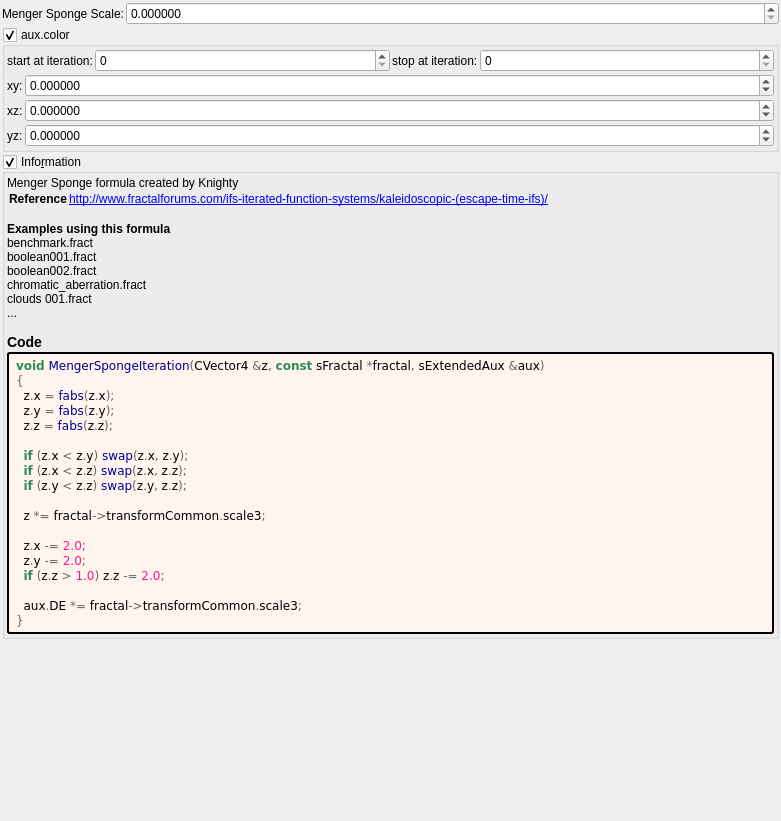
Above: mandelbulber2/formula/ui/menger_sponge.ui from buddhi1980/mandelbulber2 before the change. Below: the same form after it.
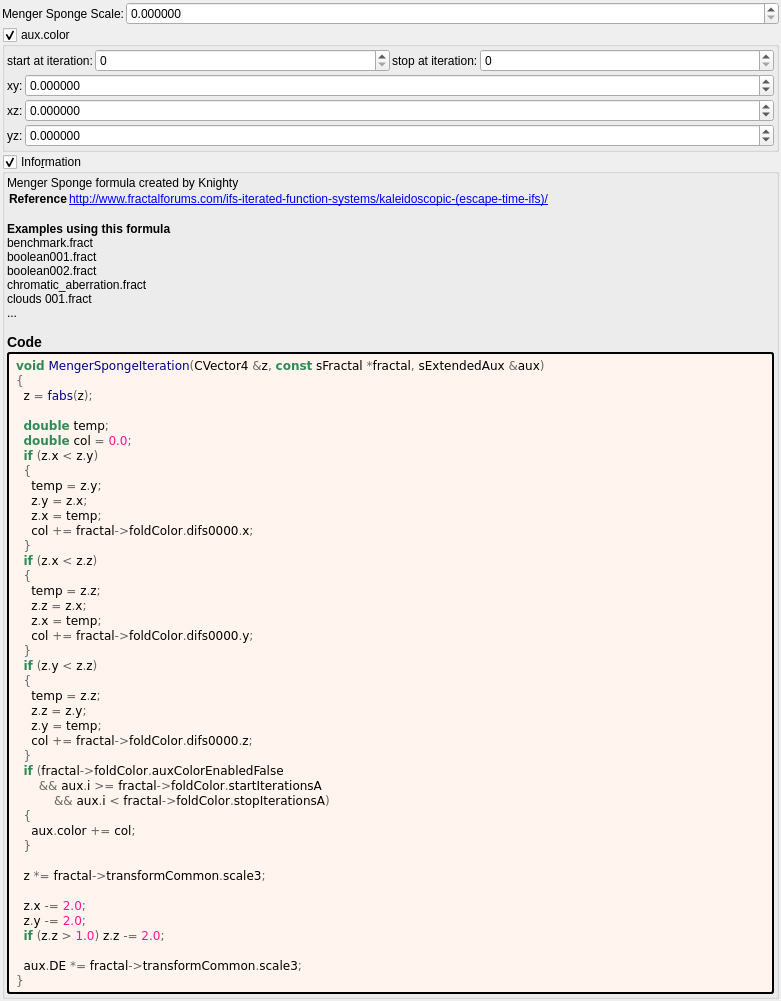
That is the form after the change. Custom widgets are drawn as their Qt base class.

Patch:
```diff
--- a/mandelbulber2/formula/ui/menger_sponge.ui
+++ b/mandelbulber2/formula/ui/menger_sponge.ui
@@ -316,13 +316,37 @@
          <string notr="true">&lt;body style=&quot;background-color:#fff5ee&quot;&gt;
 &lt;pre style=&quot;color:#000000; background-color:#fff5ee;  font-family:'Courier New',monospace;&quot;&gt;&lt;span style=&quot;color:#2e8b57; font-weight:bold&quot;&gt;void&lt;/span&gt; &lt;span style=&quot;color:#00008f&quot;&gt;MengerSpongeIteration&lt;/span&gt;&lt;span style=&quot;color:#676767&quot;&gt;(&lt;/span&gt;CVector4 &lt;span style=&quot;color:#676767&quot;&gt;&amp;amp;&lt;/span&gt;z&lt;span style=&quot;color:#676767&quot;&gt;,&lt;/span&gt; &lt;span style=&quot;color:#2e8b57; font-weight:bold&quot;&gt;const&lt;/span&gt; sFractal &lt;span style=&quot;color:#676767&quot;&gt;*&lt;/span&gt;fractal&lt;span style=&quot;color:#676767&quot;&gt;,&lt;/span&gt; sExtendedAux &lt;span style=&quot;color:#676767&quot;&gt;&amp;amp;&lt;/span&gt;aux&lt;span style=&quot;color:#676767&quot;&gt;)&lt;/span&gt;
 &lt;span style=&quot;color:#676767&quot;&gt;{&lt;/span&gt;
-  z&lt;span style=&quot;color:#676767&quot;&gt;.&lt;/span&gt;x &lt;span style=&quot;color:#676767&quot;&gt;=&lt;/span&gt; &lt;span style=&quot;color:#00008f&quot;&gt;fabs&lt;/span&gt;&lt;span style=&quot;color:#676767&quot;&gt;(&lt;/span&gt;z&lt;span style=&quot;color:#676767&quot;&gt;.&lt;/span&gt;x&lt;span style=&quot;color:#676767&quot;&gt;);&lt;/span&gt;
-  z&lt;span style=&quot;color:#676767&quot;&gt;.&lt;/span&gt;y &lt;span style=&quot;color:#676767&quot;&gt;=&lt;/span&gt; &lt;span style=&quot;color:#00008f&quot;&gt;fabs&lt;/span&gt;&lt;span style=&quot;color:#676767&quot;&gt;(&lt;/span&gt;z&lt;span style=&quot;color:#676767&quot;&gt;.&lt;/span&gt;y&lt;span style=&quot;color:#676767&quot;&gt;);&lt;/span&gt;
-  z&lt;span style=&quot;color:#676767&quot;&gt;.&lt;/span&gt;z &lt;span style=&quot;color:#676767&quot;&gt;=&lt;/span&gt; &lt;span style=&quot;color:#00008f&quot;&gt;fabs&lt;/span&gt;&lt;span style=&quot;color:#676767&quot;&gt;(&lt;/span&gt;z&lt;span style=&quot;color:#676767&quot;&gt;.&lt;/span&gt;z&lt;span style=&quot;color:#676767&quot;&gt;);&lt;/span&gt;
+  z &lt;span style=&quot;color:#676767&quot;&gt;=&lt;/span&gt; &lt;span style=&quot;color:#00008f&quot;&gt;fabs&lt;/span&gt;&lt;span style=&quot;color:#676767&quot;&gt;(&lt;/span&gt;z&lt;span style=&quot;color:#676767&quot;&gt;);&lt;/span&gt;
 
-  &lt;span style=&quot;color:#2e8b57; font-weight:bold&quot;&gt;if&lt;/span&gt; &lt;span style=&quot;color:#676767&quot;&gt;(&lt;/span&gt;z&lt;span style=&quot;color:#676767&quot;&gt;.&lt;/span&gt;x &lt;span style=&quot;color:#676767&quot;&gt;&amp;lt;&lt;/span&gt; z&lt;span style=&quot;color:#676767&quot;&gt;.&lt;/span&gt;y&lt;span style=&quot;color:#676767&quot;&gt;)&lt;/span&gt; &lt;span style=&quot;color:#00008f&quot;&gt;swap&lt;/span&gt;&lt;span style=&quot;color:#676767&quot;&gt;(&lt;/span&gt;z&lt;span style=&quot;color:#676767&quot;&gt;.&lt;/span&gt;x&lt;span style=&quot;color:#676767&quot;&gt;,&lt;/span&gt; z&lt;span style=&quot;color:#676767&quot;&gt;.&lt;/span&gt;y&lt;span style=&quot;color:#676767&quot;&gt;);&lt;/span&gt;
-  &lt;span style=&quot;color:#2e8b57; font-weight:bold&quot;&gt;if&lt;/span&gt; &lt;span style=&quot;color:#676767&quot;&gt;(&lt;/span&gt;z&lt;span style=&quot;color:#676767&quot;&gt;.&lt;/span&gt;x &lt;span style=&quot;color:#676767&quot;&gt;&amp;lt;&lt;/span&gt; z&lt;span style=&quot;color:#676767&quot;&gt;.&lt;/span&gt;z&lt;span style=&quot;color:#676767&quot;&gt;)&lt;/span&gt; &lt;span style=&quot;color:#00008f&quot;&gt;swap&lt;/span&gt;&lt;span style=&quot;color:#676767&quot;&gt;(&lt;/span&gt;z&lt;span style=&quot;color:#676767&quot;&gt;.&lt;/span&gt;x&lt;span style=&quot;color:#676767&quot;&gt;,&lt;/span&gt; z&lt;span style=&quot;color:#676767&quot;&gt;.&lt;/span&gt;z&lt;span style=&quot;color:#676767&quot;&gt;);&lt;/span&gt;
-  &lt;span style=&quot;color:#2e8b57; font-weight:bold&quot;&gt;if&lt;/span&gt; &lt;span style=&quot;color:#676767&quot;&gt;(&lt;/span&gt;z&lt;span style=&quot;color:#676767&quot;&gt;.&lt;/span&gt;y &lt;span style=&quot;color:#676767&quot;&gt;&amp;lt;&lt;/span&gt; z&lt;span style=&quot;color:#676767&quot;&gt;.&lt;/span&gt;z&lt;span style=&quot;color:#676767&quot;&gt;)&lt;/span&gt; &lt;span style=&quot;color:#00008f&quot;&gt;swap&lt;/span&gt;&lt;span style=&quot;color:#676767&quot;&gt;(&lt;/span&gt;z&lt;span style=&quot;color:#676767&quot;&gt;.&lt;/span&gt;y&lt;span style=&quot;color:#676767&quot;&gt;,&lt;/span&gt; z&lt;span style=&quot;color:#676767&quot;&gt;.&lt;/span&gt;z&lt;span style=&quot;color:#676767&quot;&gt;);&lt;/span&gt;
+  &lt;span style=&quot;color:#2e8b57; font-weight:bold&quot;&gt;double&lt;/span&gt; temp&lt;span style=&quot;color:#676767&quot;&gt;;&lt;/span&gt;
+  &lt;span style=&quot;color:#2e8b57; font-weight:bold&quot;&gt;double&lt;/span&gt; col &lt;span style=&quot;color:#676767&quot;&gt;=&lt;/span&gt; &lt;span style=&quot;color:#ff1493&quot;&gt;0.0&lt;/span&gt;&lt;span style=&quot;color:#676767&quot;&gt;;&lt;/span&gt;
+  &lt;span style=&quot;color:#2e8b57; font-weight:bold&quot;&gt;if&lt;/span&gt; &lt;span style=&quot;color:#676767&quot;&gt;(&lt;/span&gt;z&lt;span style=&quot;color:#676767&quot;&gt;.&lt;/span&gt;x &lt;span style=&quot;color:#676767&quot;&gt;&amp;lt;&lt;/span&gt; z&lt;span style=&quot;color:#676767&quot;&gt;.&lt;/span&gt;y&lt;span style=&quot;color:#676767&quot;&gt;)&lt;/span&gt;
+  &lt;span style=&quot;color:#676767&quot;&gt;{&lt;/span&gt;
+    temp &lt;span style=&quot;color:#676767&quot;&gt;=&lt;/span&gt; z&lt;span style=&quot;color:#676767&quot;&gt;.&lt;/span&gt;y&lt;span style=&quot;color:#676767&quot;&gt;;&lt;/span&gt;
+    z&lt;span style=&quot;color:#676767&quot;&gt;.&lt;/span&gt;y &lt;span style=&quot;color:#676767&quot;&gt;=&lt;/span&gt; z&lt;span style=&quot;color:#676767&quot;&gt;.&lt;/span&gt;x&lt;span style=&quot;color:#676767&quot;&gt;;&lt;/span&gt;
+    z&lt;span style=&quot;color:#676767&quot;&gt;.&lt;/span&gt;x &lt;span style=&quot;color:#676767&quot;&gt;=&lt;/span&gt; temp&lt;span style=&quot;color:#676767&quot;&gt;;&lt;/span&gt;
+    col &lt;span style=&quot;color:#676767&quot;&gt;+=&lt;/span&gt; fractal&lt;span style=&quot;color:#676767&quot;&gt;-&amp;gt;&lt;/span&gt;foldColor&lt;span style=&quot;color:#676767&quot;&gt;.&lt;/span&gt;difs0000&lt;span style=&quot;color:#676767&quot;&gt;.&lt;/span&gt;x&lt;span style=&quot;color:#676767&quot;&gt;;&lt;/span&gt;
+  &lt;span style=&quot;color:#676767&quot;&gt;}&lt;/span&gt;
+  &lt;span style=&quot;color:#2e8b57; font-weight:bold&quot;&gt;if&lt;/span&gt; &lt;span style=&quot;color:#676767&quot;&gt;(&lt;/span&gt;z&lt;span style=&quot;color:#676767&quot;&gt;.&lt;/span&gt;x &lt;span style=&quot;color:#676767&quot;&gt;&amp;lt;&lt;/span&gt; z&lt;span style=&quot;color:#676767&quot;&gt;.&lt;/span&gt;z&lt;span style=&quot;color:#676767&quot;&gt;)&lt;/span&gt;
+  &lt;span style=&quot;color:#676767&quot;&gt;{&lt;/span&gt;
+    temp &lt;span style=&quot;color:#676767&quot;&gt;=&lt;/span&gt; z&lt;span style=&quot;color:#676767&quot;&gt;.&lt;/span&gt;z&lt;span style=&quot;color:#676767&quot;&gt;;&lt;/span&gt;
+    z&lt;span style=&quot;color:#676767&quot;&gt;.&lt;/span&gt;z &lt;span style=&quot;color:#676767&quot;&gt;=&lt;/span&gt; z&lt;span style=&quot;color:#676767&quot;&gt;.&lt;/span&gt;x&lt;span style=&quot;color:#676767&quot;&gt;;&lt;/span&gt;
+    z&lt;span style=&quot;color:#676767&quot;&gt;.&lt;/span&gt;x &lt;span style=&quot;color:#676767&quot;&gt;=&lt;/span&gt; temp&lt;span style=&quot;color:#676767&quot;&gt;;&lt;/span&gt;
+    col &lt;span style=&quot;color:#676767&quot;&gt;+=&lt;/span&gt; fractal&lt;span style=&quot;color:#676767&quot;&gt;-&amp;gt;&lt;/span&gt;foldColor&lt;span style=&quot;color:#676767&quot;&gt;.&lt;/span&gt;difs0000&lt;span style=&quot;color:#676767&quot;&gt;.&lt;/span&gt;y&lt;span style=&quot;color:#676767&quot;&gt;;&lt;/span&gt;
+  &lt;span style=&quot;color:#676767&quot;&gt;}&lt;/span&gt;
+  &lt;span style=&quot;color:#2e8b57; font-weight:bold&quot;&gt;if&lt;/span&gt; &lt;span style=&quot;color:#676767&quot;&gt;(&lt;/span&gt;z&lt;span style=&quot;color:#676767&quot;&gt;.&lt;/span&gt;y &lt;span style=&quot;color:#676767&quot;&gt;&amp;lt;&lt;/span&gt; z&lt;span style=&quot;color:#676767&quot;&gt;.&lt;/span&gt;z&lt;span style=&quot;color:#676767&quot;&gt;)&lt;/span&gt;
+  &lt;span style=&quot;color:#676767&quot;&gt;{&lt;/span&gt;
+    temp &lt;span style=&quot;color:#676767&quot;&gt;=&lt;/span&gt; z&lt;span style=&quot;color:#676767&quot;&gt;.&lt;/span&gt;z&lt;span style=&quot;color:#676767&quot;&gt;;&lt;/span&gt;
+    z&lt;span style=&quot;color:#676767&quot;&gt;.&lt;/span&gt;z &lt;span style=&quot;color:#676767&quot;&gt;=&lt;/span&gt; z&lt;span style=&quot;color:#676767&quot;&gt;.&lt;/span&gt;y&lt;span style=&quot;color:#676767&quot;&gt;;&lt;/span&gt;
+    z&lt;span style=&quot;color:#676767&quot;&gt;.&lt;/span&gt;y &lt;span style=&quot;color:#676767&quot;&gt;=&lt;/span&gt; temp&lt;span style=&quot;color:#676767&quot;&gt;;&lt;/span&gt;
+    col &lt;span style=&quot;color:#676767&quot;&gt;+=&lt;/span&gt; fractal&lt;span style=&quot;color:#676767&quot;&gt;-&amp;gt;&lt;/span&gt;foldColor&lt;span style=&quot;color:#676767&quot;&gt;.&lt;/span&gt;difs0000&lt;span style=&quot;color:#676767&quot;&gt;.&lt;/span&gt;z&lt;span style=&quot;color:#676767&quot;&gt;;&lt;/span&gt;
+  &lt;span style=&quot;color:#676767&quot;&gt;}&lt;/span&gt;
+  &lt;span style=&quot;color:#2e8b57; font-weight:bold&quot;&gt;if&lt;/span&gt; &lt;span style=&quot;color:#676767&quot;&gt;(&lt;/span&gt;fractal&lt;span style=&quot;color:#676767&quot;&gt;-&amp;gt;&lt;/span&gt;foldColor&lt;span style=&quot;color:#676767&quot;&gt;.&lt;/span&gt;auxColorEnabledFalse
+      &lt;span style=&quot;color:#676767&quot;&gt;&amp;amp;&amp;amp;&lt;/span&gt; aux&lt;span style=&quot;color:#676767&quot;&gt;.&lt;/span&gt;i &lt;span style=&quot;color:#676767&quot;&gt;&amp;gt;=&lt;/span&gt; fractal&lt;span style=&quot;color:#676767&quot;&gt;-&amp;gt;&lt;/span&gt;foldColor&lt;span style=&quot;color:#676767&quot;&gt;.&lt;/span&gt;startIterationsA
+          &lt;span style=&quot;color:#676767&quot;&gt;&amp;amp;&amp;amp;&lt;/span&gt; aux&lt;span style=&quot;color:#676767&quot;&gt;.&lt;/span&gt;i &lt;span style=&quot;color:#676767&quot;&gt;&amp;lt;&lt;/span&gt; fractal&lt;span style=&quot;color:#676767&quot;&gt;-&amp;gt;&lt;/span&gt;foldColor&lt;span style=&quot;color:#676767&quot;&gt;.&lt;/span&gt;stopIterationsA&lt;span style=&quot;color:#676767&quot;&gt;)&lt;/span&gt;
+  &lt;span style=&quot;color:#676767&quot;&gt;{&lt;/span&gt;
+    aux&lt;span style=&quot;color:#676767&quot;&gt;.&lt;/span&gt;color &lt;span style=&quot;color:#676767&quot;&gt;+=&lt;/span&gt; col&lt;span style=&quot;color:#676767&quot;&gt;;&lt;/span&gt;
+  &lt;span style=&quot;color:#676767&quot;&gt;}&lt;/span&gt;
 
   z &lt;span style=&quot;color:#676767&quot;&gt;*=&lt;/span&gt; fractal&lt;span style=&quot;color:#676767&quot;&gt;-&amp;gt;&lt;/span&gt;transformCommon&lt;span style=&quot;color:#676767&quot;&gt;.&lt;/span&gt;scale3&lt;span style=&quot;color:#676767&quot;&gt;;&lt;/span&gt;
 
```
Left out of the diff: 2 changed lines with no effect on the pictures.
